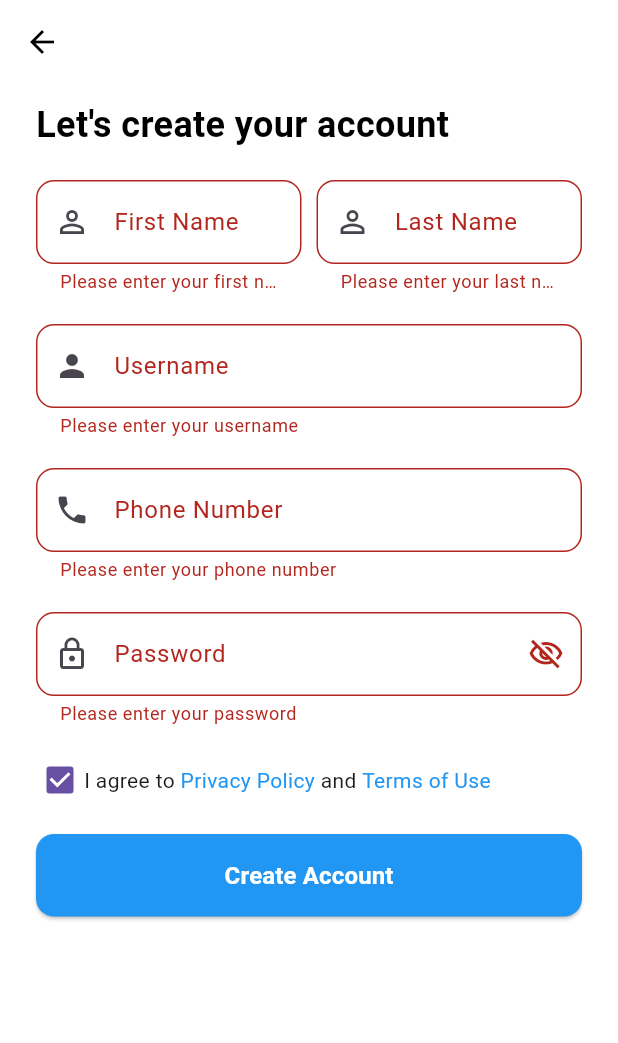
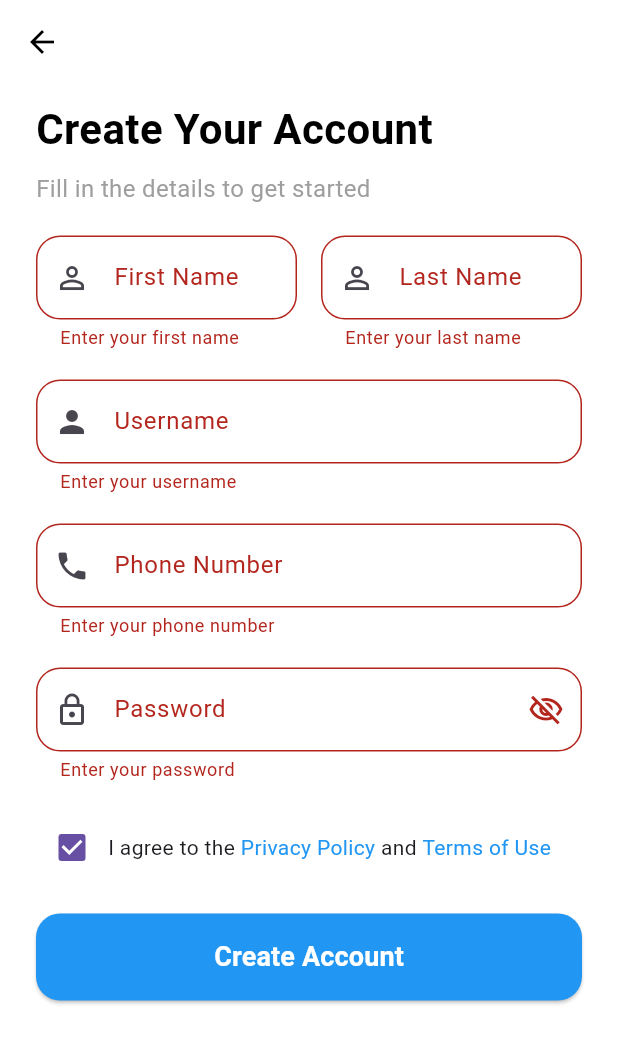
Before and after one commit to sahilsheestha/appointment_booking, a Flutter app: the RegisterView screen opened directly, after a tap on "Create Account", on a phone screen of 412 x 824 dp. Shown: the top 1043 px of the screen. Run offline on Flutter 3.47's test engine with Material 3 defaults, Android fonts, the phone set to English and light mode, and no system bars; our stand-ins replace bloc, dartz, equatable, flutter_bloc, get_it, hive_flutter; accounts and stored records are empty.

Commit message:
register  view completed

```diff
--- a/lib/features/auth/presentation/view/register_view.dart
+++ b/lib/features/auth/presentation/view/register_view.dart
@@ -42,11 +42,19 @@ class _RegisterViewState extends State<RegisterView> {
               children: [
                 const SizedBox(height: 10),
                 const Text(
-                  "Let's create your account",
+                  "Create Your Account",
                   style: TextStyle(
-                    fontSize: 24,
+                    fontSize: 28,
                     fontWeight: FontWeight.bold,
                     color: Colors.black,
+                  ),
+                ),
+                const SizedBox(height: 8),
+                const Text(
+                  "Fill in the details to get started",
+                  style: TextStyle(
+                    fontSize: 16,
+                    color: Colors.grey,
                   ),
                 ),
                 const SizedBox(height: 20),
@@ -60,18 +68,18 @@ class _RegisterViewState extends State<RegisterView> {
                           labelText: "First Name",
                           prefixIcon: const Icon(Icons.person_outline),
                           border: OutlineInputBorder(
-                            borderRadius: BorderRadius.circular(12),
+                            borderRadius: BorderRadius.circular(16),
                           ),
                         ),
                         validator: (value) {
                           if (value == null || value.isEmpty) {
-                            return 'Please enter your first name';
+                            return 'Enter your first name';
                           }
                           return null;
                         },
                       ),
                     ),
-                    const SizedBox(width: 10),
+                    const SizedBox(width: 16),
                     Expanded(
                       child: TextFormField(
                         controller: _lnameController,
@@ -79,12 +87,12 @@ class _RegisterViewState extends State<RegisterView> {
                           labelText: "Last Name",
                           prefixIcon: const Icon(Icons.person_outline),
                           border: OutlineInputBorder(
-                            borderRadius: BorderRadius.circular(12),
+                            borderRadius: BorderRadius.circular(16),
                           ),
                         ),
                         validator: (value) {
                           if (value == null || value.isEmpty) {
-                            return 'Please enter your last name';
+                            return 'Enter your last name';
                           }
                           return null;
                         },
@@ -93,19 +101,19 @@ class _RegisterViewState extends State<RegisterView> {
                   ],
                 ),
                 const SizedBox(height: 20),
-                // Username field
+                // Username Field
                 TextFormField(
                   controller: _usernameController,
                   decoration: InputDecoration(
                     labelText: "Username",
                     prefixIcon: const Icon(Icons.person),
                     border: OutlineInputBorder(
-                      borderRadius: BorderRadius.circular(12),
+                      borderRadius: BorderRadius.circular(16),
                     ),
                   ),
                   validator: (value) {
                     if (value == null || value.isEmpty) {
-                      return 'Please enter your username';
+                      return 'Enter your username';
                     }
                     return null;
                   },
@@ -114,16 +122,17 @@ class _RegisterViewState extends State<RegisterView> {
                 // Phone Number Field
                 TextFormField(
                   controller: _phoneController,
+                  keyboardType: TextInputType.phone,
                   decoration: InputDecoration(
                     labelText: "Phone Number",
                     prefixIcon: const Icon(Icons.phone),
                     border: OutlineInputBorder(
-                      borderRadius: BorderRadius.circular(12),
+                      borderRadius: BorderRadius.circular(16),
                     ),
                   ),
                   validator: (value) {
                     if (value == null || value.isEmpty) {
-                      return 'Please enter your phone number';
+                      return 'Enter your phone number';
                     }
                     return null;
                   },
@@ -138,35 +147,32 @@ class _RegisterViewState extends State<RegisterView> {
                     prefixIcon: const Icon(Icons.lock_outline),
                     suffixIcon: const Icon(Icons.visibility_off_outlined),
                     border: OutlineInputBorder(
-                      borderRadius: BorderRadius.circular(12),
+                      borderRadius: BorderRadius.circular(16),
                     ),
                   ),
                   validator: (value) {
                     if (value == null || value.isEmpty) {
-                      return 'Please enter your password';
+                      return 'Enter your password';
                     }
                     if (value.length < 6) {
-                      return 'Password must be at least 6 characters long';
+                      return 'Password must be at least 6 characters';
                     }
                     return null;
                   },
                 ),
                 const SizedBox(height: 20),
                 // Privacy Policy Agreement
-                Wrap(
-                  alignment: WrapAlignment.start,
-                  crossAxisAlignment: WrapCrossAlignment.center,
+                Row(
+                  crossAxisAlignment: CrossAxisAlignment.center,
                   children: [
-                    Padding(
-                      padding: const EdgeInsets.only(left: 0.0),
-                      child: Checkbox(
+                    Checkbox(
                       value: true,
                       onChanged: (value) {},
-                        visualDensity: VisualDensity.compact,
-                        materialTapTargetSize: MaterialTapTargetSize.shrinkWrap,
                     ),
-                    ),
-                    const Text("I agree to "),
+                    Expanded(
+                      child: Wrap(
+                        children: [
+                          const Text("I agree to the "),
                           GestureDetector(
                             onTap: () {},
                             child: const Text(
@@ -180,6 +186,9 @@ class _RegisterViewState extends State<RegisterView> {
                             child: const Text(
                               "Terms of Use",
                               style: TextStyle(color: Colors.blue),
+                            ),
+                          ),
+                        ],
                       ),
                     ),
                   ],
@@ -207,14 +216,14 @@ class _RegisterViewState extends State<RegisterView> {
                       padding: const EdgeInsets.symmetric(vertical: 16),
                       backgroundColor: Colors.blue,
                       shape: RoundedRectangleBorder(
-                        borderRadius: BorderRadius.circular(12),
+                        borderRadius: BorderRadius.circular(16),
                       ),
                     ),
                     child: const Text(
                       "Create Account",
                       style: TextStyle(
                         color: Colors.white,
-                        fontSize: 16,
+                        fontSize: 18,
                         fontWeight: FontWeight.bold,
                       ),
                     ),
--- a/lib/features/auth/presentation/view_model/signup/register_bloc.dart
+++ b/lib/features/auth/presentation/view_model/signup/register_bloc.dart
@@ -4,7 +4,6 @@ import 'package:flutter/material.dart';
 
 import '../../../../../core/common/snackbar/my_snackbar.dart';
 import '../../../domain/use_case/register_user_usecase.dart';
-
 
 part 'register_event.dart';
 part 'register_state.dart';
@@ -36,8 +35,7 @@ class RegisterBloc extends Bloc<RegisterEvent, RegisterState> {
       (l) => emit(state.copyWith(isLoading: false, isSuccess: false)),
       (r) {
         emit(state.copyWith(isLoading: false, isSuccess: true));
-        showMySnackBar(
-            context: event.context, message: "Registration Successful");
+        showMySnackBar(context: event.context, message: "Registration Success");
       },
     );
   }
--- a/lib/features/auth/presentation/view_model/signup/register_event.dart
+++ b/lib/features/auth/presentation/view_model/signup/register_event.dart
@@ -24,5 +24,6 @@ class Registercustomer extends RegisterEvent {
     required this.phone,
     required this.username,
     required this.password,
+    //
   });
 }
--- a/lib/features/auth/presentation/view_model/signup/register_state.dart
+++ b/lib/features/auth/presentation/view_model/signup/register_state.dart
@@ -16,6 +16,7 @@ class RegisterState {
   RegisterState copyWith({
     bool? isLoading,
     bool? isSuccess,
+    //
   }) {
     return RegisterState(
       isLoading: isLoading ?? this.isLoading,
```
Lines whose indentation alone changed are shown as unchanged.
